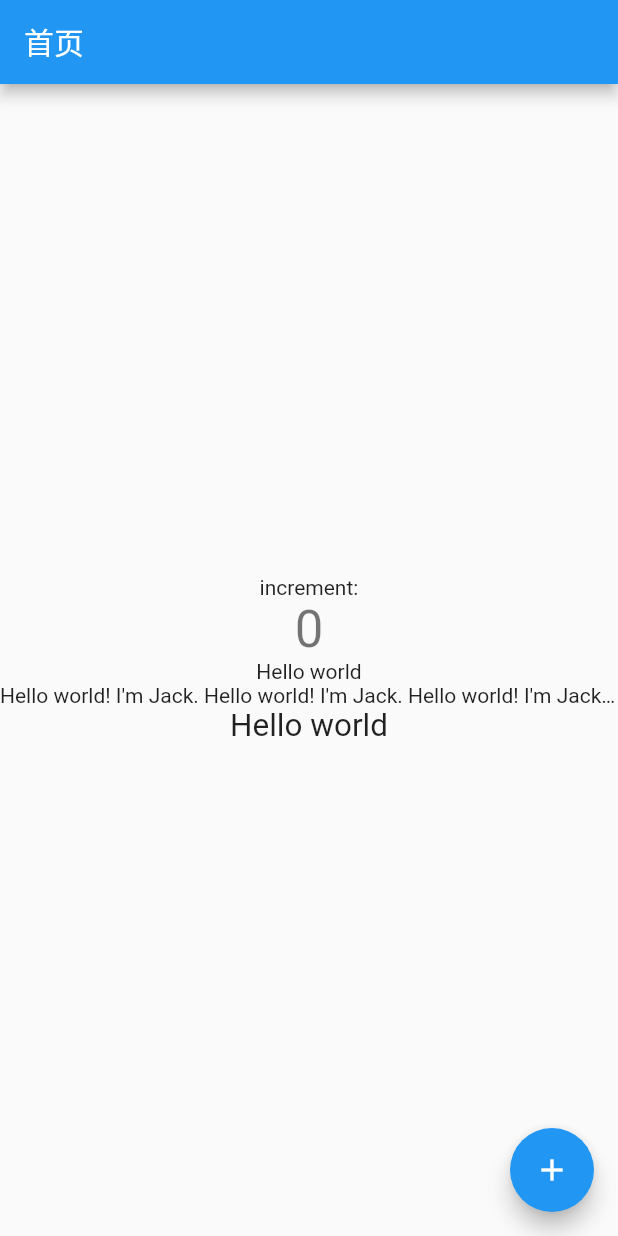
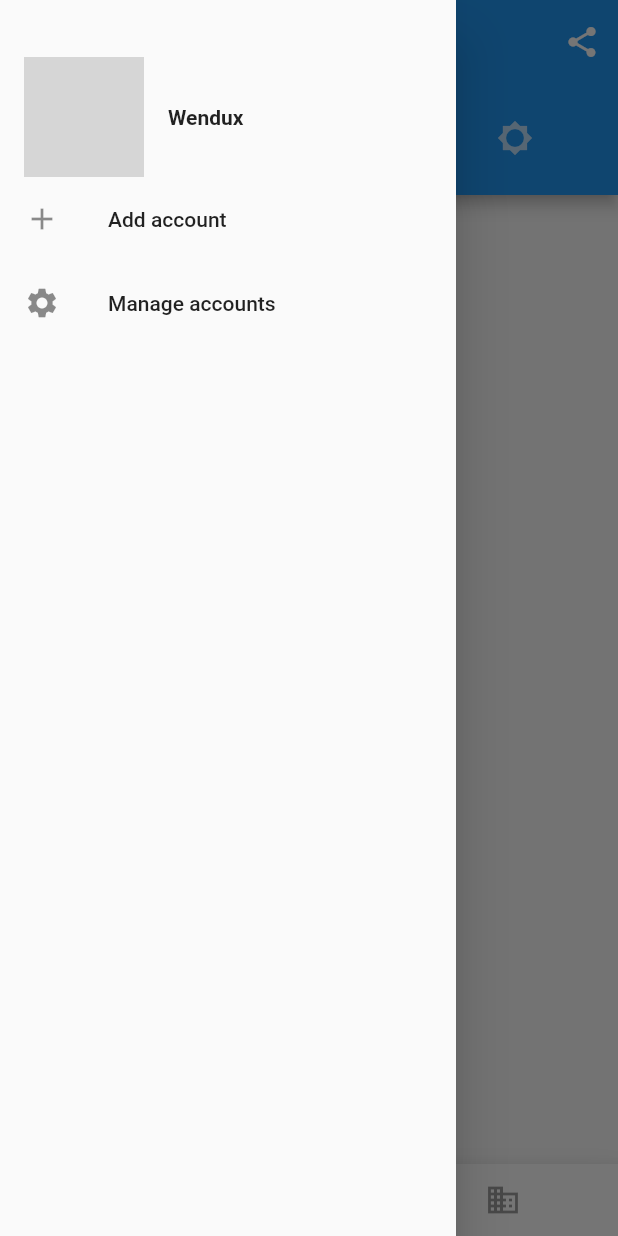
Before and after one commit to gaohelong/flutter-dev, a Flutter app: the screen it shows after launch, with the side drawer open (before the commit the screen has no drawer), on a phone screen of 412 x 824 dp. Run offline on Flutter 3.47's test engine with Material 2 defaults, Android fonts, the phone set to English and light mode, and no system bars; grey boxes are pictures that could not be loaded.

Commit message:
Flutter: 命名路由及传参.

```diff
--- a/lib/main.dart
+++ b/lib/main.dart
@@ -2,8 +2,8 @@
 import 'package:flutter/material.dart';
 
 /// 引入本地文件
-import 'package:flutter_dev/pages/home/index.dart';
-import 'package:flutter_dev/pages/article/index.dart';
+import 'package:flutter_dev/pages/home/index.dart'; // 首页
+import 'package:flutter_dev/pages/examples/basicComponents/text.dart'; // Text组件
 
 /// 入口
 void main() {
@@ -21,9 +21,9 @@ class MyApp extends StatelessWidget {
         primarySwatch: Colors.blue,
       ),
       routes:{
-        "news":(context) => articlePage()
+        "text":(context) => TextPage()
       }, // 注册路由表
-      home: HomePage(title: '首页'),
+      home: ScaffoldPage(title: '首页'),
     );
   }
 }
--- a/lib/pages/article/index.dart
+++ /dev/null
@@ -1,49 +0,0 @@
-import 'package:flutter/material.dart';
-
-/// 文章
-class articlePage extends StatefulWidget {
-  articlePage({Key key, this.title}) : super(key: key);
-  final String title;
-
-  @override
-  _articlePageState createState() => _articlePageState();
-}
-
-/// Layout
-class _articlePageState extends State<articlePage> {
-  int _counter = 0;
-
-  void _incrementCounter() {
-    setState(() {
-      _counter++;
-    });
-  }
-
-  @override
-  Widget build(BuildContext context) {
-    return Scaffold(
-      appBar: AppBar(
-        title: Text(widget.title),
-      ),
-      body: Center(
-        child: Column(
-          mainAxisAlignment: MainAxisAlignment.center,
-          children: <Widget>[
-            Text(
-              '文章',
-            ),
-            Text(
-              '$_counter',
-              style: Theme.of(context).textTheme.headline4,
-            ),
-          ],
-        ),
-      ),
-      floatingActionButton: FloatingActionButton(
-        onPressed: _incrementCounter,
-        tooltip: 'Increment',
-        child: Icon(Icons.add),
-      ), // This trailing comma makes auto-formatting nicer for build methods.
-    );
-  }
-}
--- /dev/null
+++ b/lib/pages/examples/basicComponents/text.dart
@@ -0,0 +1,48 @@
+import 'package:flutter/material.dart';
+
+/// text组件
+class TextPage extends StatefulWidget {
+  @override
+  _TextPageState createState() => _TextPageState();
+}
+
+/// Layout
+class _TextPageState extends State<TextPage> {
+  String text = 'China';
+
+  @override
+  Widget build(BuildContext context) {
+    var args = ModalRoute.of(context).settings.arguments;
+    print(args); // 输出接收到的参数
+    print(args.runtimeType); // 输出数据类型
+
+    return Scaffold(
+      appBar: AppBar(
+        title: Text(args),
+      ),
+      body: Center(
+        child: Column(
+          mainAxisAlignment: MainAxisAlignment.center,
+          children: <Widget>[
+            Text(
+              'increment:',
+            ),
+            Text(
+              "Hello world",
+              textAlign: TextAlign.left,
+            ),
+            Text(
+              "Hello world! I'm Jack. " * 4,
+              maxLines: 1,
+              overflow: TextOverflow.ellipsis,
+            ),
+            Text(
+              "Hello world",
+              textScaleFactor: 1.5,
+            ),
+          ],
+        ),
+      ),
+    );
+  }
+}
--- a/lib/pages/home/index.dart
+++ b/lib/pages/home/index.dart
@@ -1,62 +1,175 @@
+import 'package:flutter/foundation.dart';
 import 'package:flutter/material.dart';
+import 'package:flutter/cupertino.dart';
 
-/// 首页
-class HomePage extends StatefulWidget {
-  HomePage({Key key, this.title}) : super(key: key);
+class ScaffoldPage extends StatefulWidget {
+  ScaffoldPage({Key key, this.title}) : super(key: key);
   final String title;
 
   @override
-  _HomePageState createState() => _HomePageState();
+  _ScaffoldPageState createState() => _ScaffoldPageState();
 }
 
-/// Layout
-class _HomePageState extends State<HomePage> {
-  int _counter = 0;
+class _ScaffoldPageState extends State<ScaffoldPage>
+    with SingleTickerProviderStateMixin {
+  int _selectedIndex = 1;
+  TabController _tabController;
+  List tabs = ["a", "b", "c"];
 
-  void _incrementCounter() {
-    setState(() {
-      _counter++;
-    });
+  @override
+  void initState() {
+    super.initState();
+    _tabController = TabController(length: tabs.length, vsync: this);
+  }
+
+  void _goToPage(String text) {
+    print(text);
+    // Navigator.of(context).pushNamed("text", arguments: {"title": "Text组件"}); // 命名路由跳转
+    Navigator.of(context).pushNamed("text", arguments: "Text组件"); // 命名路由跳转
   }
 
   @override
   Widget build(BuildContext context) {
     return Scaffold(
+      /// 导航
       appBar: AppBar(
         title: Text(widget.title),
+        actions: <Widget>[
+          IconButton(icon: Icon(Icons.share), onPressed: () {}),
+        ],
+        bottom: TabBar(
+          controller: _tabController,
+          tabs: <Widget>[
+            Tab(icon: Icon(Icons.airplanemode_active), text: "太空"),
+            Tab(icon: Icon(Icons.article_outlined), child: Text("文章")),
+            Tab(icon: Icon(Icons.brightness_5_sharp))
+          ],
+        ),
       ),
-      body: Center(
+
+      /// 抽屉
+      drawer: new MyDrawer(),
+
+      /// 底部Bar
+      bottomNavigationBar: BottomAppBar(
+        color: Colors.white,
+        shape: CircularNotchedRectangle(),
+        child: Row(
+          children: [
+            IconButton(icon: Icon(Icons.home)),
+            SizedBox(),
+            IconButton(icon: Icon(Icons.business)),
+          ],
+          mainAxisAlignment: MainAxisAlignment.spaceAround,
+        ),
+      ),
+
+      /// 添加按钮
+      floatingActionButton:
+          FloatingActionButton(child: Icon(Icons.add), onPressed: _onAdd),
+      floatingActionButtonLocation: FloatingActionButtonLocation.centerDocked,
+
+      /// 主体
+      body: TabBarView(
+        controller: _tabController,
+        children: <Widget>[
+          Container(
+              alignment: Alignment.topLeft, // 上左对其
+              child: Padding(
+                  padding: EdgeInsets.all(16.0),
+                  child: GestureDetector(
+                    // 事件监听
+                    child: Container(
+                      alignment: Alignment.topLeft,
+                      color: Colors.blue,
+                      width: 200.0,
+                      height: 30.0,
+                      child: Padding(
+                          padding: EdgeInsets.only(top: 6, left: 10.0),
+                          child: Text(
+                            "去往文章页",
+                            style: TextStyle(color: Colors.white),
+                          )),
+                    ),
+                    onTap: () => _goToPage("Tap"), //点击
+                    onDoubleTap: () => _goToPage("DoubleTap"), //双击
+                    onLongPress: () => _goToPage("LongPress"), //长按
+                  ))),
+          Container(
+            child: Text("欢迎来看文章"),
+          ),
+          Center(
+            child: Text("我是设置"),
+          ),
+        ],
+      ),
+    );
+  }
+
+  /// tab点击切换
+  void _onItemTapped(int index) {
+    setState(() {
+      _selectedIndex = index;
+    });
+  }
+
+  /// 底部添加
+  void _onAdd() {}
+}
+
+/// 抽屉
+class MyDrawer extends StatelessWidget {
+  const MyDrawer({
+    Key key,
+  }) : super(key: key);
+
+  @override
+  Widget build(BuildContext context) {
+    return Drawer(
+      child: MediaQuery.removePadding(
+        context: context,
+        // DrawerHeader consumes top MediaQuery padding.
+        removeTop: true,
         child: Column(
-          mainAxisAlignment: MainAxisAlignment.center,
+          crossAxisAlignment: CrossAxisAlignment.start,
           children: <Widget>[
-            Text(
-              'increment:',
+            Padding(
+              padding: const EdgeInsets.only(top: 38.0),
+              child: Row(
+                children: <Widget>[
+                  Padding(
+                    padding: const EdgeInsets.symmetric(horizontal: 16.0),
+                    child: ClipOval(
+                      child: Image.asset(
+                        "images/avatar@2x.png",
+                        width: 80,
+                      ),
+                    ),
+                  ),
+                  Text(
+                    "Wendux",
+                    style: TextStyle(fontWeight: FontWeight.bold),
+                  )
+                ],
+              ),
             ),
-            Text(
-              '$_counter',
-              style: Theme.of(context).textTheme.headline4,
-            ),
-            Text(
-              "Hello world",
-              textAlign: TextAlign.left,
-            ),
-            Text(
-              "Hello world! I'm Jack. " * 4,
-              maxLines: 1,
-              overflow: TextOverflow.ellipsis,
-            ),
-            Text(
-              "Hello world",
-              textScaleFactor: 1.5,
+            Expanded(
+              child: ListView(
+                children: <Widget>[
+                  ListTile(
+                    leading: const Icon(Icons.add),
+                    title: const Text('Add account'),
+                  ),
+                  ListTile(
+                    leading: const Icon(Icons.settings),
+                    title: const Text('Manage accounts'),
+                  ),
+                ],
+              ),
             ),
           ],
         ),
       ),
-      floatingActionButton: FloatingActionButton(
-        onPressed: _incrementCounter,
-        tooltip: 'Increment',
-        child: Icon(Icons.add),
-      ), // This trailing comma makes auto-formatting nicer for build methods.
     );
   }
 }
```
Also changed, not shown: assets/images/avatar@2x.png (added), format.dart (added).
